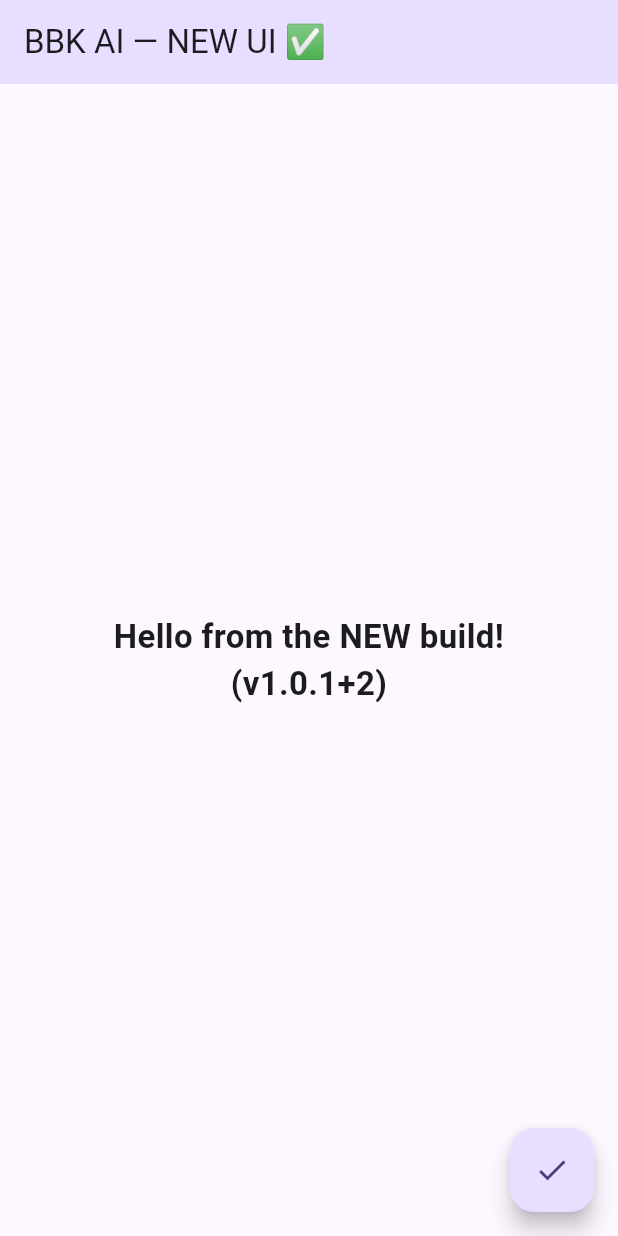
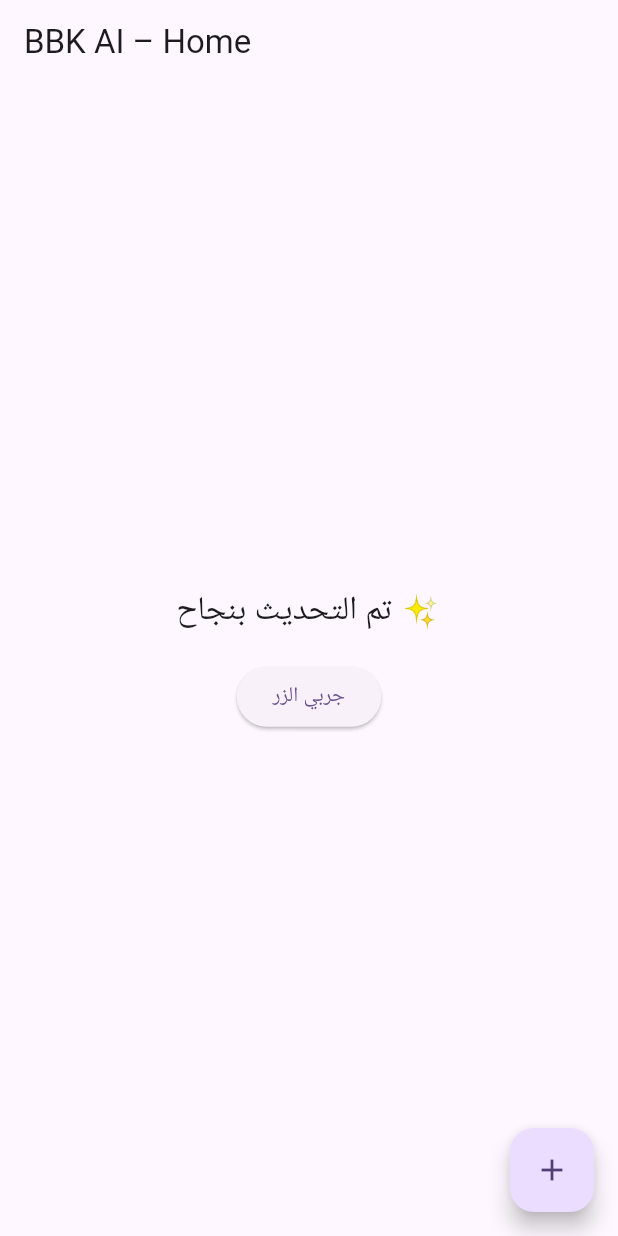
Before and after one commit to bojos86/BBK-AI, a Flutter app: the screen it shows after launch, on a phone screen of 412 x 824 dp. Run offline on Flutter 3.47's test engine with Material 3 defaults, Android fonts, the light colour scheme and no system bars.

Commit message:
Update main.dart

```diff
--- a/lib/main.dart
+++ b/lib/main.dart
@@ -13,7 +13,7 @@ class BBKAIApp extends StatelessWidget {
       title: 'BBK AI',
       debugShowCheckedModeBanner: false,
       theme: ThemeData(
-        colorScheme: ColorScheme.fromSeed(seedColor: const Color(0xFF7C4DFF)),
+        colorScheme: ColorScheme.fromSeed(seedColor: Colors.deepPurple),
         useMaterial3: true,
       ),
       home: const HomeScreen(),
@@ -28,19 +28,32 @@ class HomeScreen extends StatelessWidget {
   Widget build(BuildContext context) {
     return Scaffold(
       appBar: AppBar(
-        backgroundColor: Theme.of(context).colorScheme.primaryContainer,
-        title: const Text('BBK AI — NEW UI ✅'),
+        title: const Text('BBK AI – Home'),
       ),
-      body: const Center(
-        child: Text(
-          'Hello from the NEW build!\n(v1.0.1+2)',
-          textAlign: TextAlign.center,
-          style: TextStyle(fontSize: 22, fontWeight: FontWeight.w600),
+      body: Center(
+        child: Column(
+          mainAxisSize: MainAxisSize.min,
+          children: [
+            const Text(
+              'تم التحديث بنجاح ✨',
+              style: TextStyle(fontSize: 22),
+              textAlign: TextAlign.center,
+            ),
+            const SizedBox(height: 16),
+            ElevatedButton(
+              onPressed: () {
+                ScaffoldMessenger.of(context).showSnackBar(
+                  const SnackBar(content: Text('هاي! التطبيق شغّال 👋')),
+                );
+              },
+              child: const Text('جربي الزر'),
+            ),
+          ],
         ),
       ),
       floatingActionButton: FloatingActionButton(
         onPressed: () {},
-        child: const Icon(Icons.check),
+        child: const Icon(Icons.add),
       ),
     );
   }
```
